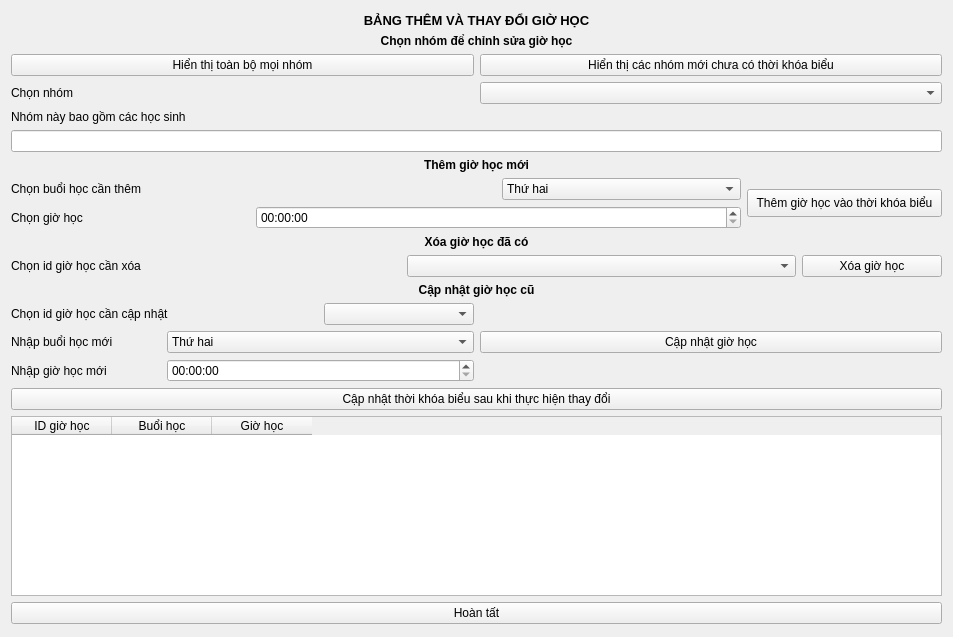
longpham6595/kvmanagement, file TranslateUiPyPackage/ui_ip/M43_thaydoigiohoc.ui: the form before one commit.
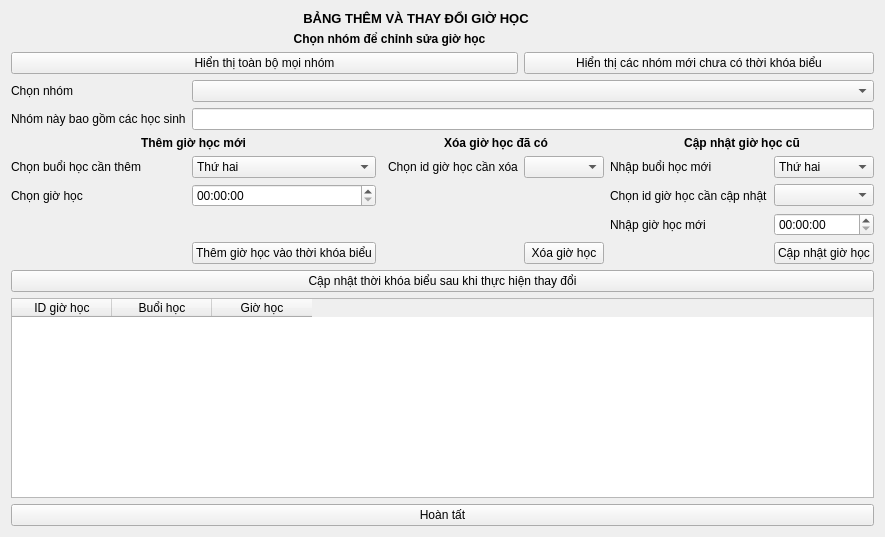
The form after the commit.

Commit message:
Updated Views UI size
Cập nhật size của PyqtGUI và làm cho nó stick với UI khi thay đổi kích thước.

What changed in the file:
```diff
--- a/TranslateUiPyPackage/ui_ip/M43_thaydoigiohoc.ui
+++ b/TranslateUiPyPackage/ui_ip/M43_thaydoigiohoc.ui
@@ -6,58 +6,28 @@
    <rect>
     <x>0</x>
     <y>0</y>
-    <width>953</width>
-    <height>637</height>
+    <width>785</width>
+    <height>524</height>
    </rect>
   </property>
   <property name="windowTitle">
    <string>Form</string>
   </property>
-  <widget class="QWidget" name="">
-   <property name="geometry">
-    <rect>
-     <x>11</x>
-     <y>13</y>
-     <width>931</width>
-     <height>611</height>
-    </rect>
-   </property>
-   <layout class="QVBoxLayout" name="verticalLayout_2">
-    <item>
-     <widget class="QLabel" name="label_13">
+  <layout class="QGridLayout" name="gridLayout">
+   <item row="4" column="0">
+    <widget class="QLabel" name="label_5">
+     <property name="maximumSize">
+      <size>
+       <width>16777215</width>
+       <height>16</height>
+      </size>
+     </property>
       <property name="text">
-       <string>&lt;html&gt;&lt;head/&gt;&lt;body&gt;&lt;p align=&quot;center&quot;&gt;&lt;span style=&quot; font-size:10pt; font-weight:600;&quot;&gt;BẢNG THÊM VÀ THAY ĐỔI GIỜ HỌC&lt;/span&gt;&lt;/p&gt;&lt;/body&gt;&lt;/html&gt;</string>
+      <string>Nhóm này bao gồm các học sinh</string>
       </property>
      </widget>
     </item>
-    <item>
-     <widget class="QLabel" name="label_8">
-      <property name="text">
-       <string>&lt;html&gt;&lt;head/&gt;&lt;body&gt;&lt;p align=&quot;center&quot;&gt;&lt;span style=&quot; font-weight:600;&quot;&gt;Chọn nhóm để chỉnh sửa giờ học&lt;/span&gt;&lt;/p&gt;&lt;/body&gt;&lt;/html&gt;</string>
-      </property>
-     </widget>
-    </item>
-    <item>
-     <layout class="QHBoxLayout" name="horizontalLayout_5">
-      <item>
-       <widget class="QPushButton" name="locall">
-        <property name="text">
-         <string>Hiển thị toàn bộ mọi nhóm</string>
-        </property>
-       </widget>
-      </item>
-      <item>
-       <widget class="QPushButton" name="locchuatkb">
-        <property name="text">
-         <string>Hiển thị các nhóm mới chưa có thời khóa biểu</string>
-        </property>
-       </widget>
-      </item>
-     </layout>
-    </item>
-    <item>
-     <layout class="QHBoxLayout" name="horizontalLayout_4">
-      <item>
+   <item row="3" column="0">
        <widget class="QLabel" name="label">
         <property name="maximumSize">
          <size>
@@ -70,7 +40,62 @@
         </property>
        </widget>
       </item>
-      <item>
+   <item row="1" column="0" colspan="7">
+    <widget class="QLabel" name="label_8">
+     <property name="text">
+      <string>&lt;html&gt;&lt;head/&gt;&lt;body&gt;&lt;p align=&quot;center&quot;&gt;&lt;span style=&quot; font-weight:600;&quot;&gt;Chọn nhóm để chỉnh sửa giờ học&lt;/span&gt;&lt;/p&gt;&lt;/body&gt;&lt;/html&gt;</string>
+     </property>
+    </widget>
+   </item>
+   <item row="0" column="0" colspan="8">
+    <widget class="QLabel" name="label_13">
+     <property name="text">
+      <string>&lt;html&gt;&lt;head/&gt;&lt;body&gt;&lt;p align=&quot;center&quot;&gt;&lt;span style=&quot; font-size:10pt; font-weight:600;&quot;&gt;BẢNG THÊM VÀ THAY ĐỔI GIỜ HỌC&lt;/span&gt;&lt;/p&gt;&lt;/body&gt;&lt;/html&gt;</string>
+     </property>
+    </widget>
+   </item>
+   <item row="17" column="0" colspan="9">
+    <widget class="QPushButton" name="capnhat">
+     <property name="text">
+      <string>Cập nhật thời khóa biểu sau khi thực hiện thay đổi</string>
+     </property>
+    </widget>
+   </item>
+   <item row="18" column="0" colspan="9">
+    <widget class="QTableWidget" name="thaydoigiohoc_view">
+     <property name="minimumSize">
+      <size>
+       <width>280</width>
+       <height>200</height>
+      </size>
+     </property>
+     <attribute name="horizontalHeaderMinimumSectionSize">
+      <number>0</number>
+     </attribute>
+     <attribute name="verticalHeaderVisible">
+      <bool>false</bool>
+     </attribute>
+     <attribute name="verticalHeaderMinimumSectionSize">
+      <number>0</number>
+     </attribute>
+     <column>
+      <property name="text">
+       <string>ID giờ học</string>
+      </property>
+     </column>
+     <column>
+      <property name="text">
+       <string>Buổi học</string>
+      </property>
+     </column>
+     <column>
+      <property name="text">
+       <string>Giờ học</string>
+      </property>
+     </column>
+    </widget>
+   </item>
+   <item row="3" column="1" colspan="8">
        <widget class="QComboBox" name="nhom">
         <property name="maximumSize">
          <size>
@@ -80,187 +105,60 @@
         </property>
        </widget>
       </item>
-     </layout>
-    </item>
-    <item>
-     <layout class="QVBoxLayout" name="verticalLayout">
-      <item>
-       <widget class="QLabel" name="label_5">
-        <property name="maximumSize">
-         <size>
-          <width>16777215</width>
-          <height>16</height>
-         </size>
-        </property>
-        <property name="text">
-         <string>Nhóm này bao gồm các học sinh</string>
-        </property>
-       </widget>
-      </item>
-      <item>
-       <widget class="QLineEdit" name="hstrongnhom_view">
-        <property name="maximumSize">
-         <size>
-          <width>16777215</width>
-          <height>22</height>
-         </size>
-        </property>
-       </widget>
-      </item>
-     </layout>
-    </item>
-    <item>
-     <widget class="QLabel" name="label_7">
-      <property name="text">
-       <string>&lt;html&gt;&lt;head/&gt;&lt;body&gt;&lt;p align=&quot;center&quot;&gt;&lt;span style=&quot; font-weight:600;&quot;&gt;Thêm giờ học mới&lt;/span&gt;&lt;/p&gt;&lt;/body&gt;&lt;/html&gt;</string>
-      </property>
-     </widget>
-    </item>
-    <item>
-     <layout class="QHBoxLayout" name="horizontalLayout_3">
-      <item>
-       <layout class="QGridLayout" name="gridLayout_2">
-        <item row="0" column="0" colspan="2">
-         <widget class="QLabel" name="label_3">
-          <property name="text">
-           <string>Chọn buổi học cần thêm</string>
-          </property>
-         </widget>
-        </item>
-        <item row="0" column="2">
-         <widget class="QComboBox" name="option_1_chonbuoihoc">
-          <item>
-           <property name="text">
-            <string>Thứ hai</string>
-           </property>
-          </item>
-          <item>
-           <property name="text">
-            <string>Thứ ba</string>
-           </property>
-          </item>
-          <item>
-           <property name="text">
-            <string>Thứ tư</string>
-           </property>
-          </item>
-          <item>
-           <property name="text">
-            <string>Thứ năm</string>
-           </property>
-          </item>
-          <item>
-           <property name="text">
-            <string>Thứ sáu</string>
-           </property>
-          </item>
-          <item>
-           <property name="text">
-            <string>Thứ bảy</string>
-           </property>
-          </item>
-          <item>
-           <property name="text">
-            <string>Chủ nhật</string>
-           </property>
-          </item>
-         </widget>
-        </item>
-        <item row="1" column="0">
-         <widget class="QLabel" name="label_4">
-          <property name="text">
-           <string>Chọn giờ học</string>
-          </property>
-         </widget>
-        </item>
-        <item row="1" column="1" colspan="2">
-         <widget class="QTimeEdit" name="option_1_giohoc">
-          <property name="locale">
-           <locale language="English" country="UnitedStates"/>
-          </property>
-         </widget>
-        </item>
-       </layout>
-      </item>
-      <item>
-       <widget class="QPushButton" name="themgiohoc">
-        <property name="maximumSize">
-         <size>
-          <width>195</width>
-          <height>28</height>
-         </size>
-        </property>
-        <property name="text">
-         <string>Thêm giờ học vào thời khóa biểu</string>
-        </property>
-       </widget>
-      </item>
-     </layout>
-    </item>
-    <item>
+   <item row="7" column="3" colspan="3">
      <widget class="QLabel" name="label_6">
       <property name="text">
        <string>&lt;html&gt;&lt;head/&gt;&lt;body&gt;&lt;p align=&quot;center&quot;&gt;&lt;span style=&quot; font-weight:600;&quot;&gt;Xóa giờ học đã có&lt;/span&gt;&lt;/p&gt;&lt;/body&gt;&lt;/html&gt;</string>
       </property>
      </widget>
     </item>
-    <item>
-     <layout class="QHBoxLayout" name="horizontalLayout_2">
-      <item>
-       <widget class="QLabel" name="label_2">
-        <property name="text">
-         <string>Chọn id giờ học cần xóa</string>
-        </property>
-       </widget>
-      </item>
-      <item>
-       <widget class="QComboBox" name="option_idxoa"/>
-      </item>
-      <item>
-       <widget class="QPushButton" name="xoagiohoc">
-        <property name="maximumSize">
-         <size>
-          <width>140</width>
-          <height>28</height>
-         </size>
-        </property>
-        <property name="text">
-         <string>Xóa giờ học</string>
-        </property>
-       </widget>
-      </item>
-     </layout>
-    </item>
-    <item>
-     <widget class="QLabel" name="label_9">
-      <property name="text">
-       <string>&lt;html&gt;&lt;head/&gt;&lt;body&gt;&lt;p align=&quot;center&quot;&gt;&lt;span style=&quot; font-weight:600;&quot;&gt;Cập nhật giờ học cũ&lt;/span&gt;&lt;/p&gt;&lt;/body&gt;&lt;/html&gt;</string>
-      </property>
-     </widget>
-    </item>
-    <item>
-     <layout class="QHBoxLayout" name="horizontalLayout">
-      <item>
-       <layout class="QGridLayout" name="gridLayout">
-        <item row="0" column="0" colspan="2">
+   <item row="9" column="6">
          <widget class="QLabel" name="label_10">
           <property name="text">
            <string>Chọn id giờ học cần cập nhật</string>
           </property>
          </widget>
         </item>
-        <item row="0" column="2">
-         <widget class="QComboBox" name="option_idcapnhat"/>
-        </item>
-        <item row="1" column="0">
+   <item row="9" column="1">
+    <widget class="QTimeEdit" name="option_1_giohoc">
+     <property name="locale">
+      <locale language="English" country="UnitedStates"/>
+     </property>
+    </widget>
+   </item>
+   <item row="4" column="1" colspan="8">
+    <widget class="QLineEdit" name="hstrongnhom_view">
+     <property name="maximumSize">
+      <size>
+       <width>16777215</width>
+       <height>22</height>
+      </size>
+     </property>
+    </widget>
+   </item>
+   <item row="9" column="0">
+    <widget class="QLabel" name="label_4">
+     <property name="text">
+      <string>Chọn giờ học</string>
+     </property>
+    </widget>
+   </item>
+   <item row="8" column="6">
          <widget class="QLabel" name="label_11">
           <property name="text">
            <string>Nhập buổi học mới</string>
           </property>
          </widget>
         </item>
-        <item row="1" column="1" colspan="2">
-         <widget class="QComboBox" name="option_2_buoihoc">
+   <item row="8" column="0">
+    <widget class="QLabel" name="label_3">
+     <property name="text">
+      <string>Chọn buổi học cần thêm</string>
+     </property>
+    </widget>
+   </item>
+   <item row="8" column="1">
+    <widget class="QComboBox" name="option_1_chonbuoihoc">
           <item>
            <property name="text">
             <string>Thứ hai</string>
@@ -298,71 +196,137 @@
           </item>
          </widget>
         </item>
-        <item row="2" column="0">
+   <item row="10" column="6">
          <widget class="QLabel" name="label_12">
           <property name="text">
            <string>Nhập giờ học mới</string>
           </property>
          </widget>
         </item>
-        <item row="2" column="1" colspan="2">
+   <item row="8" column="3">
+    <widget class="QLabel" name="label_2">
+     <property name="text">
+      <string>Chọn id giờ học cần xóa</string>
+     </property>
+    </widget>
+   </item>
+   <item row="8" column="7" colspan="2">
+    <widget class="QComboBox" name="option_2_buoihoc">
+     <item>
+      <property name="text">
+       <string>Thứ hai</string>
+      </property>
+     </item>
+     <item>
+      <property name="text">
+       <string>Thứ ba</string>
+      </property>
+     </item>
+     <item>
+      <property name="text">
+       <string>Thứ tư</string>
+      </property>
+     </item>
+     <item>
+      <property name="text">
+       <string>Thứ năm</string>
+      </property>
+     </item>
+     <item>
+      <property name="text">
+       <string>Thứ sáu</string>
+      </property>
+     </item>
+     <item>
+      <property name="text">
+       <string>Thứ bảy</string>
+      </property>
+     </item>
+     <item>
+      <property name="text">
+       <string>Chủ nhật</string>
+      </property>
+     </item>
+    </widget>
+   </item>
+   <item row="9" column="7" colspan="2">
+    <widget class="QComboBox" name="option_idcapnhat"/>
+   </item>
+   <item row="10" column="7" colspan="2">
          <widget class="QTimeEdit" name="option_2_giohoc"/>
         </item>
-       </layout>
-      </item>
-      <item>
+   <item row="11" column="7" colspan="2">
        <widget class="QPushButton" name="capnhatgiohoc">
         <property name="text">
          <string>Cập nhật giờ học</string>
         </property>
        </widget>
       </item>
-     </layout>
-    </item>
-    <item>
-     <widget class="QPushButton" name="capnhat">
+   <item row="8" column="4" colspan="2">
+    <widget class="QComboBox" name="option_idxoa"/>
+   </item>
+   <item row="11" column="4" colspan="2">
+    <widget class="QPushButton" name="xoagiohoc">
+     <property name="maximumSize">
+      <size>
+       <width>500</width>
+       <height>28</height>
+      </size>
+     </property>
       <property name="text">
-       <string>Cập nhật thời khóa biểu sau khi thực hiện thay đổi</string>
+      <string>Xóa giờ học</string>
       </property>
      </widget>
     </item>
-    <item>
-     <widget class="QTableWidget" name="thaydoigiohoc_view">
-      <attribute name="horizontalHeaderMinimumSectionSize">
-       <number>0</number>
-      </attribute>
-      <attribute name="verticalHeaderVisible">
-       <bool>false</bool>
-      </attribute>
-      <attribute name="verticalHeaderMinimumSectionSize">
-       <number>0</number>
-      </attribute>
-      <column>
+   <item row="11" column="1">
+    <widget class="QPushButton" name="themgiohoc">
+     <property name="maximumSize">
+      <size>
+       <width>195</width>
+       <height>28</height>
+      </size>
+     </property>
        <property name="text">
-        <string>ID giờ học</string>
-       </property>
-      </column>
-      <column>
+      <string>Thêm giờ học vào thời khóa biểu</string>
+     </property>
+    </widget>
+   </item>
+   <item row="7" column="6" colspan="3">
+    <widget class="QLabel" name="label_9">
        <property name="text">
-        <string>Buổi học</string>
-       </property>
-      </column>
-      <column>
+      <string>&lt;html&gt;&lt;head/&gt;&lt;body&gt;&lt;p align=&quot;center&quot;&gt;&lt;span style=&quot; font-weight:600;&quot;&gt;Cập nhật giờ học cũ&lt;/span&gt;&lt;/p&gt;&lt;/body&gt;&lt;/html&gt;</string>
+     </property>
+    </widget>
+   </item>
+   <item row="7" column="0" colspan="2">
+    <widget class="QLabel" name="label_7">
        <property name="text">
-        <string>Giờ học</string>
-       </property>
-      </column>
-     </widget>
-    </item>
-    <item>
+      <string>&lt;html&gt;&lt;head/&gt;&lt;body&gt;&lt;p align=&quot;center&quot;&gt;&lt;span style=&quot; font-weight:600;&quot;&gt;Thêm giờ học mới&lt;/span&gt;&lt;/p&gt;&lt;/body&gt;&lt;/html&gt;</string>
+     </property>
+    </widget>
+   </item>
+   <item row="19" column="0" colspan="9">
      <widget class="QPushButton" name="hoantat">
       <property name="text">
        <string>Hoàn tất</string>
       </property>
      </widget>
     </item>
-   </layout>
-  </widget>
+   <item row="2" column="4" colspan="5">
+    <widget class="QPushButton" name="locchuatkb">
+     <property name="text">
+      <string>Hiển thị các nhóm mới chưa có thời khóa biểu</string>
+     </property>
+    </widget>
+   </item>
+   <item row="2" column="0" colspan="4">
+    <widget class="QPushButton" name="locall">
+     <property name="text">
+      <string>Hiển thị toàn bộ mọi nhóm</string>
+     </property>
+    </widget>
+   </item>
+  </layout>
  </widget>
  <resources/>
  <connections/>
```
Lines whose indentation alone changed are shown as unchanged. The commit also changes 116 other files.
